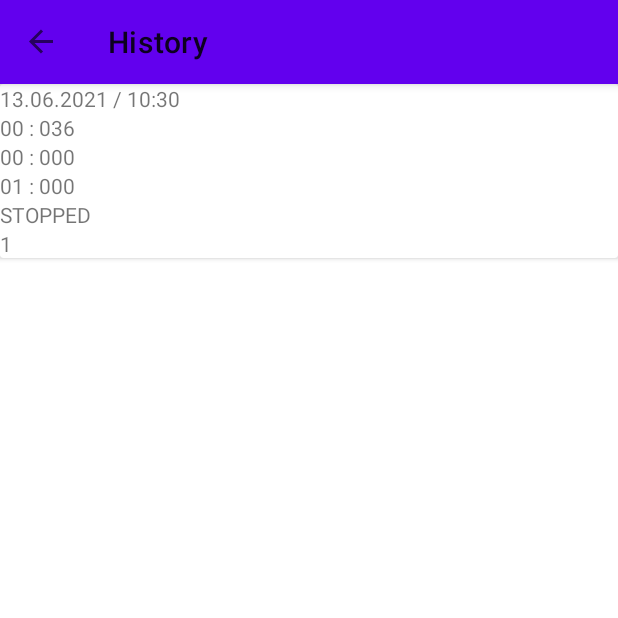
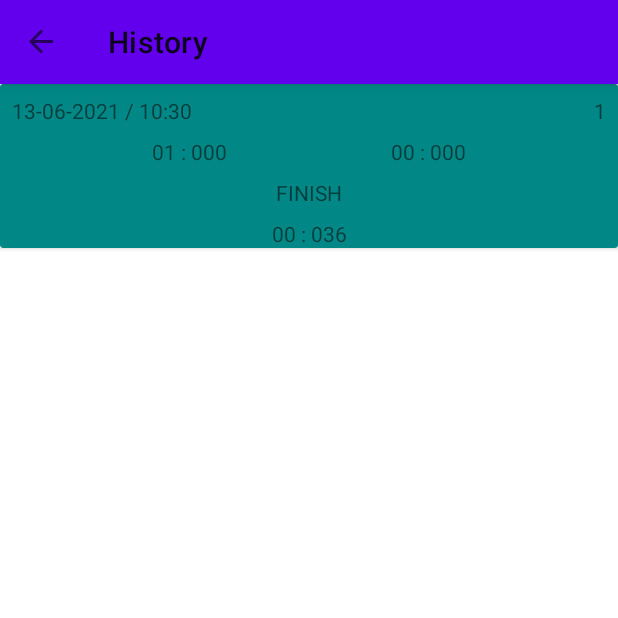
Before and after one commit to omi-repo/TimerForScreenTimeout, an Android app: the TimerHistoryFragment screen opened through its navigation route, on a phone screen of 412 x 824 dp, the top half of it. Run offline under Robolectric (Android 15) with nearby library versions, the phone set to English and light mode, and no system bars; our stand-ins replace Room's generated code, Timber, data binding, navigation-ui.

Commit message:
Update README.md.

```diff
--- a/app/src/main/java/kost/romi/timerforscreentimeout/TimerHistoryAdapter.kt
+++ b/app/src/main/java/kost/romi/timerforscreentimeout/TimerHistoryAdapter.kt
@@ -28,7 +28,7 @@ class TimerHistoryAdapter() :
         fun bind(timerEntity: TimerEntity) {
             dateTimerAt_textview.text =
                 Date(timerEntity.dateTimerAt).let {
-                    SimpleDateFormat("dd.MM.yyyy / HH:mm").format(it)
+                    SimpleDateFormat("dd-MM-yyyy / HH:mm").format(it)
                 }
                     .toString()
             timerTextViewString(timerEntity.currentTime.toString(), currentTime_textview)
--- a/app/src/main/java/kost/romi/timerforscreentimeout/data/CurrTimer.kt
+++ b/app/src/main/java/kost/romi/timerforscreentimeout/data/CurrTimer.kt
@@ -16,5 +16,6 @@ enum class TimerState {
     STARTED,
     PAUSED,
     RESUME,
-    STOPPED
+    STOPPED,
+    FINISH
 }
--- a/app/src/main/java/kost/romi/timerforscreentimeout/timerdetail/SetTimerFragment.kt
+++ b/app/src/main/java/kost/romi/timerforscreentimeout/timerdetail/SetTimerFragment.kt
@@ -133,7 +133,9 @@ class SetTimerFragment : Fragment() {
         binding!!.numberPicker.visibility = View.VISIBLE
 
         viewModel.timerState!!.currentTime = millisOnPaused
-        viewModel.timerState!!.state = TimerState.STOPPED
+        if (viewModel.timerState!!.state != TimerState.FINISH) {
+            viewModel.timerState!!.state = TimerState.STOPPED
+        }
         viewModel.saveTimerToDB()
         viewModel.setupTimer()
 
@@ -186,6 +188,7 @@ class SetTimerFragment : Fragment() {
                 policy = null
                 binding?.startPauseFab?.setImageResource(R.drawable.ic_baseline_play_arrow_24)
                 binding?.countdownTextview?.text = "00 : 000"
+                viewModel.timerState!!.state = TimerState.FINISH
             }
         }
     }
--- a/app/src/main/res/layout/timer_history_adapter.xml
+++ b/app/src/main/res/layout/timer_history_adapter.xml
@@ -1,41 +1,80 @@
 <?xml version="1.0" encoding="utf-8"?>
 <androidx.cardview.widget.CardView xmlns:android="http://schemas.android.com/apk/res/android"
+    xmlns:app="http://schemas.android.com/apk/res-auto"
+    xmlns:tools="http://schemas.android.com/tools"
     android:layout_width="match_parent"
-    android:layout_height="wrap_content">
+    android:layout_height="wrap_content"
+    app:cardBackgroundColor="@color/teal_700">
 
-    <androidx.appcompat.widget.LinearLayoutCompat
-        android:layout_width="wrap_content"
-        android:layout_height="wrap_content"
+    <androidx.constraintlayout.widget.ConstraintLayout
+        android:layout_width="match_parent"
+        android:layout_height="match_parent"
         android:orientation="vertical">
 
         <TextView
             android:id="@+id/dateTimerAt_textview"
             android:layout_width="wrap_content"
-            android:layout_height="wrap_content" />
+            android:layout_height="wrap_content"
+            android:layout_marginStart="8dp"
+            android:layout_marginTop="8dp"
+            android:text="test"
+            app:layout_constraintStart_toStartOf="parent"
+            app:layout_constraintTop_toTopOf="parent" />
 
         <TextView
             android:id="@+id/currentTime_textview"
             android:layout_width="wrap_content"
-            android:layout_height="wrap_content" />
+            android:layout_height="wrap_content"
+            android:layout_marginTop="8dp"
+            android:text="test"
+            app:layout_constraintEnd_toEndOf="parent"
+            app:layout_constraintStart_toStartOf="parent"
+            app:layout_constraintTop_toBottomOf="@+id/state_textview" />
 
         <TextView
             android:id="@+id/pausedAt_textview"
             android:layout_width="wrap_content"
-            android:layout_height="wrap_content" />
+            android:layout_height="wrap_content"
+            android:layout_marginStart="8dp"
+            android:layout_marginTop="8dp"
+            android:layout_marginEnd="8dp"
+            android:text="test"
+            app:layout_constraintEnd_toEndOf="parent"
+            app:layout_constraintHorizontal_bias="0.5"
+            app:layout_constraintStart_toEndOf="@+id/startAt_textview"
+            app:layout_constraintTop_toBottomOf="@+id/dateTimerAt_textview" />
 
         <TextView
             android:id="@+id/startAt_textview"
             android:layout_width="wrap_content"
-            android:layout_height="wrap_content" />
+            android:layout_height="wrap_content"
+            android:layout_marginStart="8dp"
+            android:layout_marginTop="8dp"
+            android:layout_marginEnd="8dp"
+            android:text="test"
+            app:layout_constraintEnd_toStartOf="@+id/pausedAt_textview"
+            app:layout_constraintHorizontal_bias="0.5"
+            app:layout_constraintStart_toStartOf="parent"
+            app:layout_constraintTop_toBottomOf="@+id/dateTimerAt_textview" />
 
         <TextView
             android:id="@+id/state_textview"
             android:layout_width="wrap_content"
-            android:layout_height="wrap_content" />
+            android:layout_height="wrap_content"
+            android:layout_marginTop="8dp"
+            android:text="test"
+            app:layout_constraintEnd_toEndOf="parent"
+            app:layout_constraintStart_toStartOf="parent"
+            app:layout_constraintTop_toBottomOf="@+id/startAt_textview" />
 
         <TextView
             android:id="@+id/id_textview"
             android:layout_width="wrap_content"
-            android:layout_height="wrap_content" />
-    </androidx.appcompat.widget.LinearLayoutCompat>
+            android:layout_height="wrap_content"
+            android:layout_marginTop="8dp"
+            android:layout_marginEnd="8dp"
+            android:text="test"
+            app:layout_constraintEnd_toEndOf="parent"
+            app:layout_constraintTop_toTopOf="parent" />
+    </androidx.constraintlayout.widget.ConstraintLayout>
 </androidx.cardview.widget.CardView>
```
Also changed, not shown: 1 other file.
